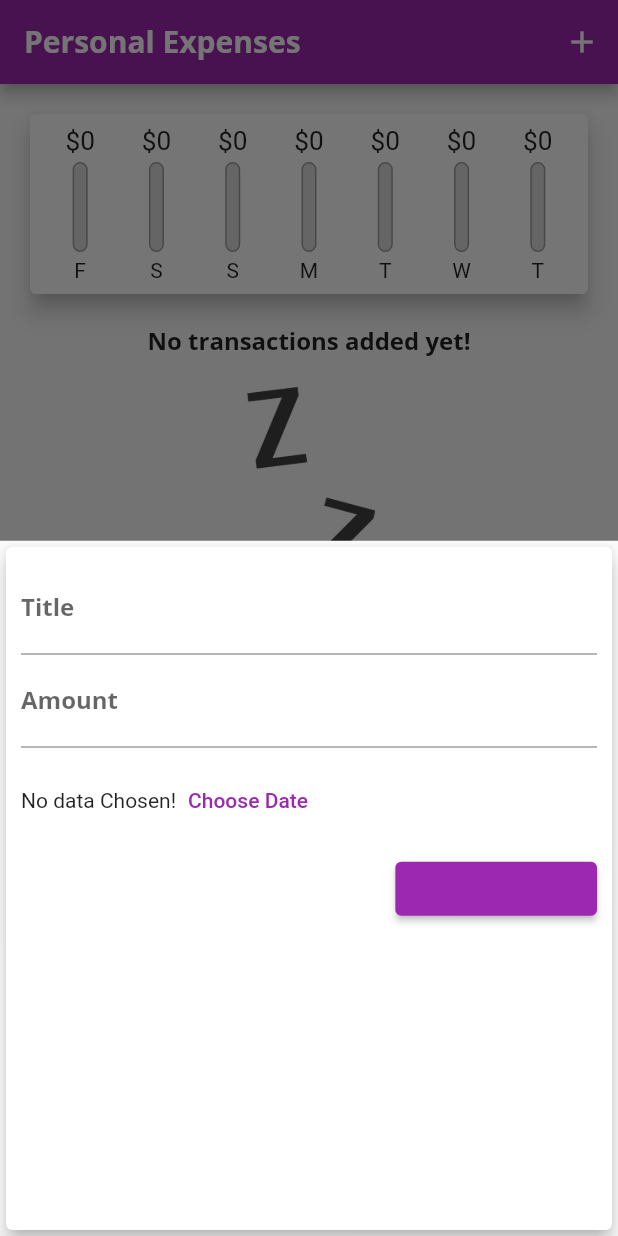
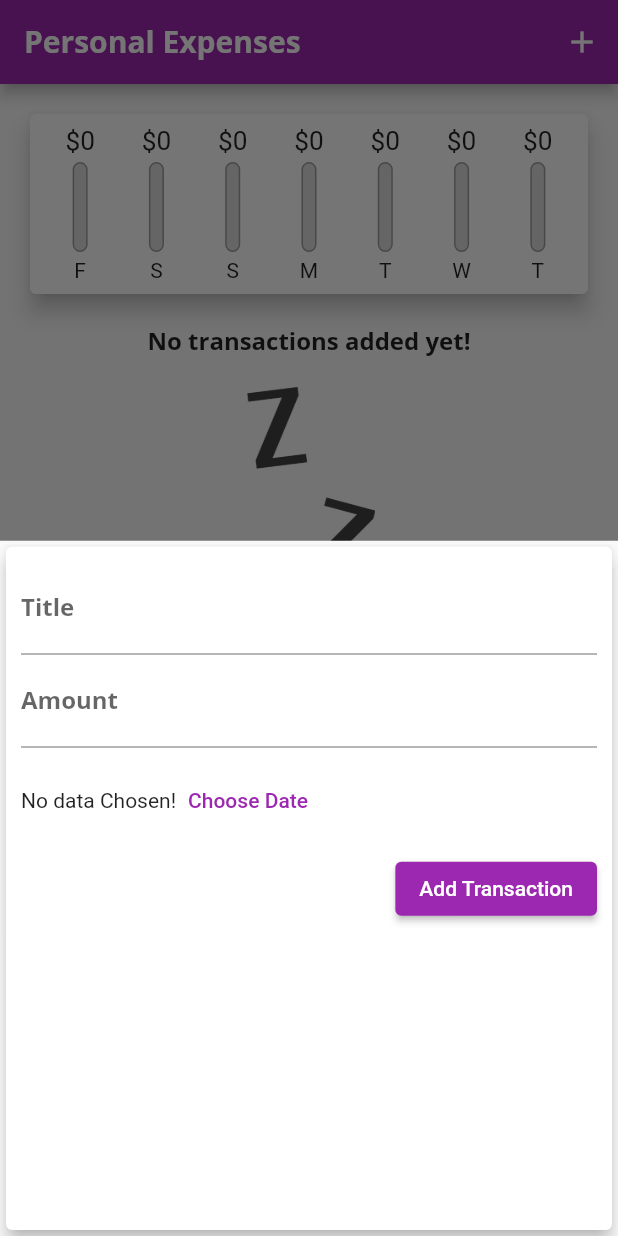
Before and after one commit to balakrishdq/expense_tracker_app, a Flutter app: the screen it shows after launch, after a tap on the "add" icon, on a phone screen of 412 x 824 dp. Run offline on Flutter 3.47's test engine with Material 2 defaults, Android fonts, the phone set to English and light mode, and no system bars.

Commit message:
button color change

```diff
--- a/lib/main.dart
+++ b/lib/main.dart
@@ -13,6 +13,7 @@ class MyApp extends StatelessWidget {
   @override
   Widget build(BuildContext context) {
     return MaterialApp(
+      debugShowCheckedModeBanner: false,
       title: 'Personal Expenses',
       theme: ThemeData(
         primarySwatch: Colors.purple,
--- a/lib/widgets/new_transaction.dart
+++ b/lib/widgets/new_transaction.dart
@@ -102,7 +102,7 @@ class _NewTransactionState extends State<NewTransaction> {
               onPressed: submitData,
               child: Text('Add Transaction'),
               style: ButtonStyle(
-                foregroundColor: MaterialStateProperty.all(Colors.purple),
+                foregroundColor: MaterialStateProperty.all(Colors.white),
               ),
             )
           ],
```
